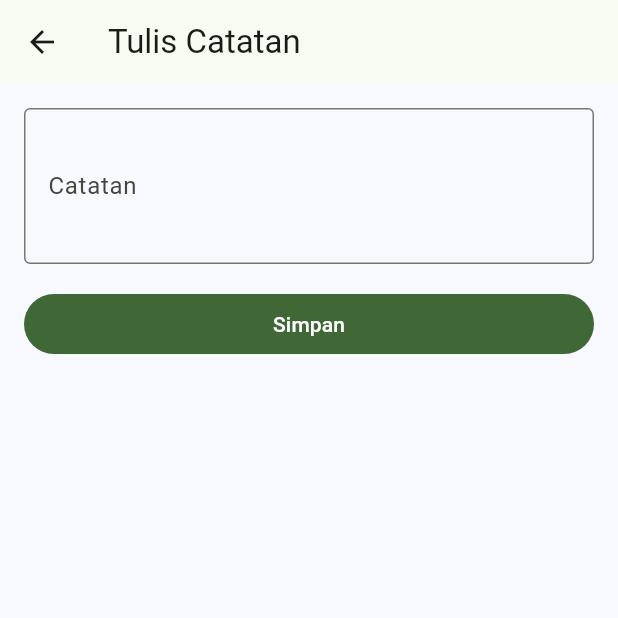
After one commit to RafaGian3/MyTeam, a Flutter app: the CatatanFormScreen screen opened by its route, on a phone screen of 412 x 824 dp, the top half of it. The commit adds this screen. Run offline on Flutter 3.47's test engine with Material 3 defaults, Android fonts, the phone set to English and light mode, and no system bars; Roboto replaces fonts that are missing (Arial).

Commit message:
feat: langkah F/G/H - named routes, DetailScreen, CatatanFormScreen

```diff
--- /dev/null
+++ b/lib/routes/app_routes.dart
@@ -0,0 +1,62 @@
+import 'package:flutter/material.dart';
+import '../models/tim.dart';
+import '../screens/catatan_form_screen.dart';
+import '../screens/detail/detail_screen.dart';
+import '../screens/home/home_screen.dart';
+import '../screens/auth/auth_screen.dart';
+import '../screens/not_found_screen.dart';
+
+class AppRoutes {
+  // Constructor private agar class ini tidak bisa diinstansiasi
+  AppRoutes._();
+
+  // Konstanta route agar tidak ada typo saat navigasi
+  static const String login = '/login';
+  static const String home = '/home';
+  static const String detail = '/detail';
+  static const String catatanForm = '/catatan-form';
+
+  /// Dipanggil MaterialApp setiap ada navigasi dengan nama.
+  /// Mengembalikan null jika route tidak terdaftar → onUnknownRoute dipanggil.
+  static Route<dynamic>? onGenerateRoute(RouteSettings settings) {
+    switch (settings.name) {
+      case login:
+        return MaterialPageRoute<void>(
+          builder: (_) => const AuthScreen(),
+          settings: settings,
+        );
+      case home:
+        return MaterialPageRoute<void>(
+          builder: (_) => const HomeScreen(),
+          settings: settings,
+        );
+      case detail:
+        // arguments harus bertipe Tim, dikirim dari HomeScreen
+        final args = settings.arguments;
+        if (args is Tim) {
+          return MaterialPageRoute<void>(
+            builder: (_) => DetailScreen(tim: args),
+            settings: settings,
+          );
+        }
+        // Jika data salah/kosong, tampilkan 404
+        return null;
+      case catatanForm:
+        // <String> karena layar ini mengembalikan teks saat ditutup
+        return MaterialPageRoute<String>(
+          builder: (_) => const CatatanFormScreen(),
+          settings: settings,
+        );
+      default:
+        return null; // route tidak terdaftar → halaman 404
+    }
+  }
+
+  /// Dipanggil jika onGenerateRoute mengembalikan null (route tidak dikenal).
+  static Route<dynamic> onUnknownRoute(RouteSettings settings) {
+    return MaterialPageRoute<void>(
+      builder: (_) => NotFoundScreen(routeName: settings.name),
+      settings: settings,
+    );
+  }
+}
--- /dev/null
+++ b/lib/screens/catatan_form_screen.dart
@@ -0,0 +1,63 @@
+import 'package:flutter/material.dart';
+import '../../utils/validators.dart';
+
+class CatatanFormScreen extends StatefulWidget {
+  const CatatanFormScreen({super.key});
+
+  @override
+  State<CatatanFormScreen> createState() => _CatatanFormScreenState();
+}
+
+class _CatatanFormScreenState extends State<CatatanFormScreen> {
+  final _formKey = GlobalKey<FormState>();
+  final _catatanController = TextEditingController();
+
+  @override
+  void dispose() {
+    _catatanController.dispose();
+    super.dispose();
+  }
+
+  void _simpan() {
+    final isValid = _formKey.currentState?.validate() ?? false;
+    if (!isValid) return;
+    // Tutup layar ini sambil MEMBAWA teks catatan ke layar sebelumnya.
+    // Navigator.pop(context, value) mengembalikan value ke pemanggil
+    // yang menggunakan await Navigator.pushNamed<String>(...)
+    Navigator.pop(context, _catatanController.text.trim());
+  }
+
+  @override
+  Widget build(BuildContext context) {
+    return Scaffold(
+      appBar: AppBar(title: const Text('Tulis Catatan')),
+      body: SingleChildScrollView(
+        padding: const EdgeInsets.all(16),
+        child: Form(
+          key: _formKey,
+          autovalidateMode: AutovalidateMode.onUserInteraction,
+          child: Column(
+            crossAxisAlignment: CrossAxisAlignment.stretch,
+            children: [
+              TextFormField(
+                controller: _catatanController,
+                maxLines: 3,
+                decoration: const InputDecoration(
+                  labelText: 'Catatan',
+                  border: OutlineInputBorder(),
+                ),
+                validator: (value) =>
+                    Validators.minLength(value, 5, fieldName: 'Catatan'),
+              ),
+              const SizedBox(height: 16),
+              FilledButton(
+                onPressed: _simpan,
+                child: const Text('Simpan'),
+              ),
+            ],
+          ),
+        ),
+      ),
+    );
+  }
+}
```
Also changed, not shown: lib/main.dart (+5 -21 lines), lib/screens/auth/auth_screen.dart (+13 -6 lines), lib/screens/detail/detail_screen.dart (added, +169 -0 lines), lib/screens/home/home_screen.dart (+37 -6 lines).
